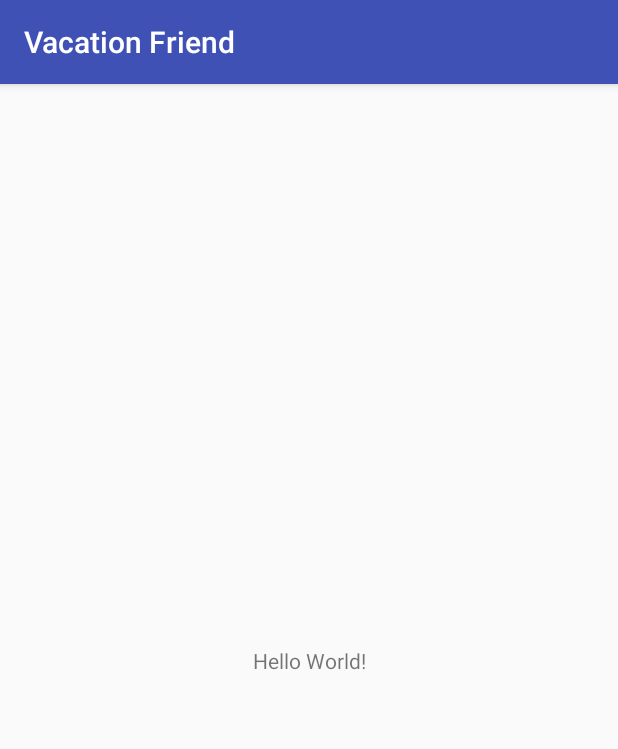
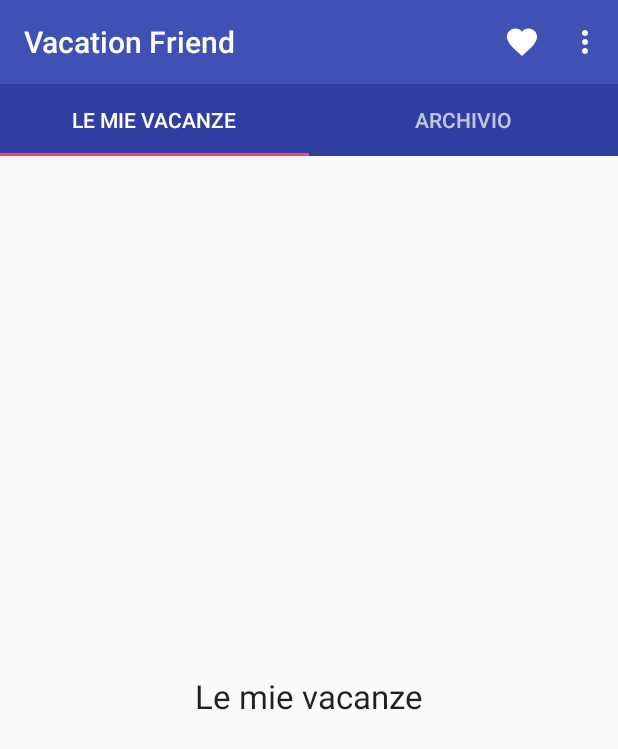
Before and after one commit to RiccardoBiffi/Vacation_Friend, an Android app: the screen it shows after launch (Login before the commit, VacationList after it), on a phone screen of 412 x 824 dp. Shown: the top 749 px of the screen. Run offline under Robolectric (Android 15) with nearby library versions, the phone set to English and light mode, and no system bars.

Commit message:
Creazione layout lista vacanze

```diff
--- a/app/src/main/AndroidManifest.xml
+++ b/app/src/main/AndroidManifest.xml
@@ -2,7 +2,6 @@
 <manifest xmlns:android="http://schemas.android.com/apk/res/android"
     package="com.rbiffi.vacationfriend">
 
-    <!-- <uses-permission android:name="android.permission.INTERNET"/> -->
     <application
         android:allowBackup="true"
         android:icon="@mipmap/ic_launcher"
@@ -10,14 +9,13 @@
         android:roundIcon="@mipmap/ic_launcher_round"
         android:supportsRtl="true"
         android:theme="@style/AppTheme">
-        <activity android:name=".Login">
+        <activity android:name=".Login" />
+        <activity android:name=".VacationList.VacationList">
             <intent-filter>
                 <action android:name="android.intent.action.MAIN" />
-
                 <category android:name="android.intent.category.LAUNCHER" />
             </intent-filter>
         </activity>
-        <activity android:name=".VacationList.VacationList"></activity>
     </application>
 
 </manifest>
--- a/app/src/main/java/com/rbiffi/vacationfriend/VacationList/VacationList.java
+++ b/app/src/main/java/com/rbiffi/vacationfriend/VacationList/VacationList.java
@@ -1,15 +1,112 @@
 package com.rbiffi.vacationfriend.VacationList;
 
+import android.annotation.SuppressLint;
+import android.support.design.widget.TabLayout;
+import android.support.v4.app.Fragment;
+import android.support.v4.app.FragmentManager;
+import android.support.v4.app.FragmentPagerAdapter;
+import android.support.v4.view.ViewPager;
 import android.support.v7.app.AppCompatActivity;
 import android.os.Bundle;
+import android.support.v7.view.menu.MenuBuilder;
+import android.support.v7.widget.Toolbar;
+import android.view.Menu;
+import android.view.MenuInflater;
+import android.view.MenuItem;
+import android.widget.Toast;
 
 import com.rbiffi.vacationfriend.R;
 
 public class VacationList extends AppCompatActivity {
 
+    private ViewPager viewPager;
+    private FragmentAdapter fragmentAdapter;
+    private TabLayout tabLayout;
+    private Toolbar toolbar;
+
     @Override
     protected void onCreate(Bundle savedInstanceState) {
         super.onCreate(savedInstanceState);
         setContentView(R.layout.activity_vacation_list);
+        fragmentAdapter = new FragmentAdapter(getSupportFragmentManager());
+
+        viewPager = findViewById(R.id.viewPager);
+        viewPager.setAdapter(fragmentAdapter); // attacca al viewpager il gestore dei frammenti
+
+        tabLayout = findViewById(R.id.tabs);
+        tabLayout.setupWithViewPager(viewPager); // farà comparire le linguette all'interno dei tabs come definito nell'adapter
+
+        toolbar = findViewById(R.id.toolbar);
+        setSupportActionBar(toolbar); // trasforma la toolbar in una action bar
+    }
+
+
+    @SuppressLint("RestrictedApi")
+    @Override
+    public boolean onCreateOptionsMenu(Menu menu) { // mostra il menù sulla "action" bar
+        // dobbiamo creare il menu partendo dal xml -> inflater
+        MenuInflater menuInf = getMenuInflater();
+        menuInf.inflate(R.menu.test_menu, menu); // mette il menu gonfiato nel parametro in input
+
+        // per rendere visibile l'icona anche nell'overflow menù
+        if(menu instanceof MenuBuilder){
+            MenuBuilder m = (MenuBuilder) menu;
+            m.setOptionalIconsVisible(true);
+        }
+        return true;
+    }
+
+    @Override
+    public boolean onOptionsItemSelected(MenuItem item) { // decide cosa fare quando una voce è selezionata
+        // l'item è la voce selezionata
+        switch (item.getItemId()){
+            case R.id.actionTest1:
+                Toast.makeText(getApplicationContext(), "Test1", Toast.LENGTH_SHORT).show();
+                return true;
+            case R.id.actionTest2:
+                Toast.makeText(getApplicationContext(), "Test2", Toast.LENGTH_SHORT).show();
+                return true;
+            default:
+                return super.onOptionsItemSelected(item); // ogni tanto android aggiunge voci di menù. Così le gestisce
+        }
+    }
+
+    //classe interna per gestire i frammenti
+    public class FragmentAdapter extends FragmentPagerAdapter{
+
+        public FragmentAdapter(FragmentManager fm) {
+            super(fm);
+        }
+
+        @Override
+        public Fragment getItem(int position) {
+            // riempie l'interfaccia con gli elementi che voglio, passandogli il fragment giusto
+            switch(position){
+                case 0:
+                    return new Recenti();
+                case 1:
+                    return new Archivio();
+                default:
+                    return null;
+            }
+        }
+
+        @Override
+        public int getCount() {
+            return 2;
+        }
+
+        // utile per visualizzare i fragment tramite tabs. Visualizza il testo dei tabs.
+        @Override
+        public CharSequence getPageTitle(int position) {
+            switch(position){
+                case 0:
+                    return getString(R.string.vlTab1);
+                case 1:
+                    return getString(R.string.vlTab2);
+                default:
+                    return "";
+            }
+        }
     }
 }
--- /dev/null
+++ b/app/src/main/res/drawable/ic_favorite_white_24px.xml
@@ -0,0 +1,9 @@
+<vector xmlns:android="http://schemas.android.com/apk/res/android"
+    android:width="24dp"
+    android:height="24dp"
+    android:viewportWidth="24"
+    android:viewportHeight="24">
+  <path
+      android:pathData="M12,21.35l-1.45,-1.32C5.4,15.36 2,12.28 2,8.5 2,5.42 4.42,3 7.5,3c1.74,0 3.41,0.81 4.5,2.09C13.09,3.81 14.76,3 16.5,3 19.58,3 22,5.42 22,8.5c0,3.78 -3.4,6.86 -8.55,11.54L12,21.35z"
+      android:fillColor="#FFFFFF"/>
+</vector>
--- /dev/null
+++ b/app/src/main/res/drawable/ic_settings_white_24px.xml
@@ -0,0 +1,9 @@
+<vector xmlns:android="http://schemas.android.com/apk/res/android"
+    android:width="24dp"
+    android:height="24dp"
+    android:viewportWidth="24"
+    android:viewportHeight="24">
+  <path
+      android:pathData="M19.43,12.98c0.04,-0.32 0.07,-0.64 0.07,-0.98s-0.03,-0.66 -0.07,-0.98l2.11,-1.65c0.19,-0.15 0.24,-0.42 0.12,-0.64l-2,-3.46c-0.12,-0.22 -0.39,-0.3 -0.61,-0.22l-2.49,1c-0.52,-0.4 -1.08,-0.73 -1.69,-0.98l-0.38,-2.65C14.46,2.18 14.25,2 14,2h-4c-0.25,0 -0.46,0.18 -0.49,0.42l-0.38,2.65c-0.61,0.25 -1.17,0.59 -1.69,0.98l-2.49,-1c-0.23,-0.09 -0.49,0 -0.61,0.22l-2,3.46c-0.13,0.22 -0.07,0.49 0.12,0.64l2.11,1.65c-0.04,0.32 -0.07,0.65 -0.07,0.98s0.03,0.66 0.07,0.98l-2.11,1.65c-0.19,0.15 -0.24,0.42 -0.12,0.64l2,3.46c0.12,0.22 0.39,0.3 0.61,0.22l2.49,-1c0.52,0.4 1.08,0.73 1.69,0.98l0.38,2.65c0.03,0.24 0.24,0.42 0.49,0.42h4c0.25,0 0.46,-0.18 0.49,-0.42l0.38,-2.65c0.61,-0.25 1.17,-0.59 1.69,-0.98l2.49,1c0.23,0.09 0.49,0 0.61,-0.22l2,-3.46c0.12,-0.22 0.07,-0.49 -0.12,-0.64l-2.11,-1.65zM12,15.5c-1.93,0 -3.5,-1.57 -3.5,-3.5s1.57,-3.5 3.5,-3.5 3.5,1.57 3.5,3.5 -1.57,3.5 -3.5,3.5z"
+      android:fillColor="#FFFFFF"/>
+</vector>
--- a/app/src/main/res/layout/activity_vacation_list.xml
+++ b/app/src/main/res/layout/activity_vacation_list.xml
@@ -4,6 +4,41 @@
     xmlns:tools="http://schemas.android.com/tools"
     android:layout_width="match_parent"
     android:layout_height="match_parent"
-    tools:context=".VacationList.VacationList">
+    tools:layout_editor_absoluteY="25dp">
+
+    <android.support.v7.widget.Toolbar
+        android:id="@+id/toolbar"
+        android:layout_width="0dp"
+        android:layout_height="wrap_content"
+        app:layout_constraintStart_toStartOf="parent"
+        app:layout_constraintEnd_toEndOf="parent"
+        app:layout_constraintBottom_toTopOf="@id/tabs"
+        app:layout_constraintTop_toTopOf="parent"
+        android:background="@color/colorPrimary"
+        android:minHeight="?attr/actionBarSize"
+        android:theme="@style/ThemeOverlay.AppCompat.Dark.ActionBar"
+        />
+
+    <android.support.design.widget.TabLayout
+        android:id="@+id/tabs"
+        android:layout_width="0dp"
+        android:layout_height="wrap_content"
+        app:layout_constraintStart_toStartOf="parent"
+        app:layout_constraintEnd_toEndOf="parent"
+        app:layout_constraintTop_toBottomOf="@id/toolbar"
+        android:background="@color/colorPrimaryDark"
+        android:theme="@style/ThemeOverlay.AppCompat.Dark.ActionBar"
+        />
+
+    <!-- nel ViewPager verrà mostrato il contenuto dei fragment-->
+    <android.support.v4.view.ViewPager
+        android:id="@+id/viewPager"
+        android:layout_width="0dp"
+        android:layout_height="0dp"
+        app:layout_constraintStart_toStartOf="parent"
+        app:layout_constraintEnd_toEndOf="parent"
+        app:layout_constraintBottom_toBottomOf="parent"
+        app:layout_constraintTop_toBottomOf="@id/tabs"
+        />
 
 </android.support.constraint.ConstraintLayout>
--- a/app/src/main/res/layout/fragment_recenti.xml
+++ b/app/src/main/res/layout/fragment_recenti.xml
@@ -1,14 +1,19 @@
 <?xml version="1.0" encoding="utf-8"?>
-<FrameLayout xmlns:android="http://schemas.android.com/apk/res/android"
+<LinearLayout xmlns:android="http://schemas.android.com/apk/res/android"
     xmlns:tools="http://schemas.android.com/tools"
     android:layout_width="match_parent"
     android:layout_height="match_parent"
-    tools:context=".VacationList.Recenti">
+    tools:context=".VacationList.Recenti"
+    android:orientation="vertical"
+    android:gravity="center">
 
-    <!-- TODO: Update blank fragment layout -->
+
     <TextView
-        android:layout_width="match_parent"
-        android:layout_height="match_parent"
-        android:text="@string/hello_blank_fragment" />
-
-</FrameLayout>
+        android:id="@+id/textView"
+        android:layout_width="wrap_content"
+        android:layout_height="wrap_content"
+        android:text="@string/vlTab1"
+        android:layout_gravity="center"
+        android:textAppearance="?android:attr/textAppearanceLarge"
+        />
+</LinearLayout>
--- /dev/null
+++ b/app/src/main/res/menu/test_menu.xml
@@ -0,0 +1,17 @@
+<?xml version="1.0" encoding="utf-8"?>
+<menu xmlns:android="http://schemas.android.com/apk/res/android"
+    xmlns:app="http://schemas.android.com/apk/res-auto">
+    <item
+        android:id="@+id/actionTest1"
+        android:title="Test1"
+        android:icon="@drawable/ic_favorite_white_24px"
+        app:showAsAction="ifRoom"
+        />
+
+    <item
+        android:id="@+id/actionTest2"
+        android:title="Test2"
+        android:icon="@drawable/ic_settings_white_24px"
+        app:showAsAction="never"
+        />
+</menu>
--- a/app/src/main/res/values/strings.xml
+++ b/app/src/main/res/values/strings.xml
@@ -1,6 +1,6 @@
 <resources>
     <string name="app_name">Vacation Friend</string>
-
-    <!-- TODO: Remove or change this placeholder text -->
     <string name="hello_blank_fragment">Hello blank fragment</string>
+    <string name="vlTab2">Archivio</string>
+    <string name="vlTab1">Le mie vacanze</string>
 </resources>
--- a/app/src/main/res/values/styles.xml
+++ b/app/src/main/res/values/styles.xml
@@ -1,8 +1,7 @@
 <resources>
 
     <!-- Base application theme. -->
-    <style name="AppTheme" parent="Theme.AppCompat.Light.DarkActionBar">
-        <!-- Customize your theme here. -->
+    <style name="AppTheme" parent="Theme.AppCompat.Light.NoActionBar">
         <item name="colorPrimary">@color/colorPrimary</item>
         <item name="colorPrimaryDark">@color/colorPrimaryDark</item>
         <item name="colorAccent">@color/colorAccent</item>
```
Also changed, not shown: app/src/main/java/com/rbiffi/vacationfriend/VacationList/Archivio.java (+4 -94 lines), app/src/main/java/com/rbiffi/vacationfriend/VacationList/Recenti.java (+10 -96 lines), app/src/main/res/drawable/ic_add_white_24px.xml (added, +10 -0 lines), app/src/main/res/drawable/ic_view_list_white_24px.xml (added, +9 -0 lines), app/src/main/res/layout/activity_drawer.xml (+23 -4 lines), app/src/main/res/layout/fragment_archivio.xml (+13 -8 lines).
